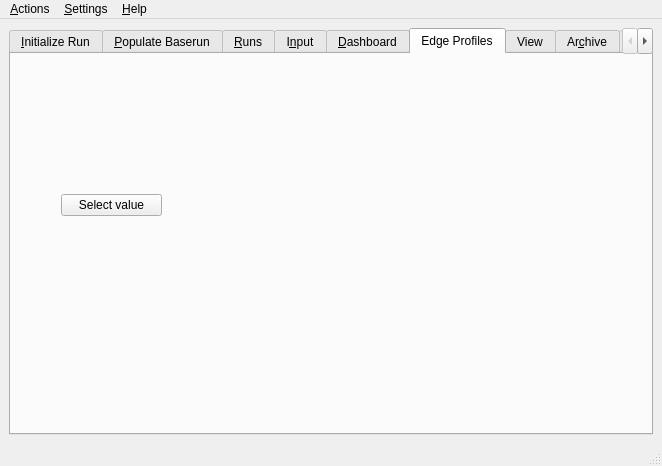
LeCAD-PEG/SOLPS-GUI, file src/gui/solps.ui: the form before one commit.
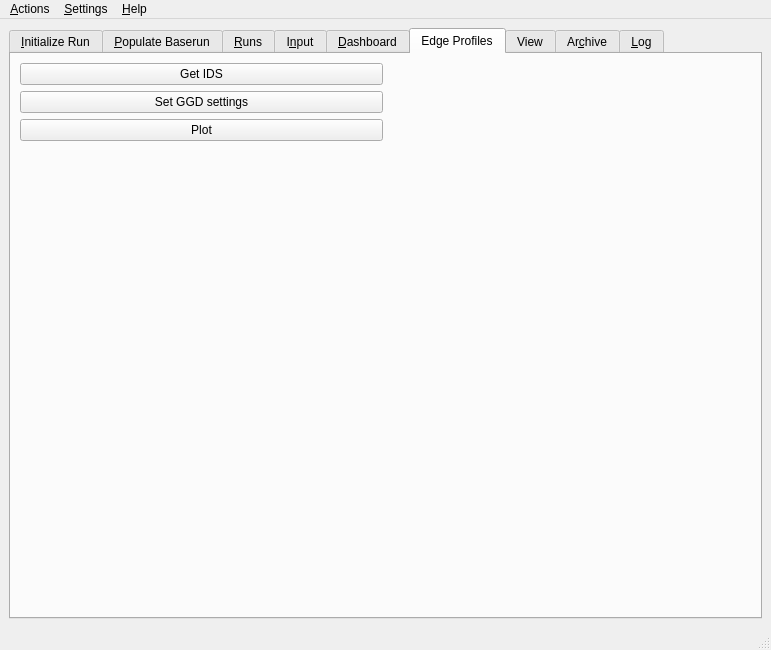
The form after the commit. The open tabs and pages were chosen to show the change. Custom widgets are drawn as their Qt base class.

Commit message: Update the edge porfiles in the GUI interface

What changed in the file:
```diff
--- a/src/gui/solps.ui
+++ b/src/gui/solps.ui
@@ -10,8 +10,8 @@
    <rect>
     <x>0</x>
     <y>0</y>
-    <width>662</width>
-    <height>466</height>
+    <width>771</width>
+    <height>650</height>
    </rect>
   </property>
   <property name="sizePolicy">
@@ -557,41 +557,58 @@
        <attribute name="title">
         <string>Edge Profiles</string>
        </attribute>
-       <widget class="EdgeProfiles" name="edgeprofiles">
-        <property name="geometry">
-         <rect>
-          <x>230</x>
-          <y>20</y>
-          <width>381</width>
-          <height>341</height>
-         </rect>
-        </property>
-        <property name="toolTip">
-         <string>Draws various edge profiles from SOLPS</string>
-        </property>
-        <property name="whatsThis">
-         <string>This actor is part of SOLPS-ITER GUI</string>
-        </property>
-        <property name="pulse" stdset="0">
-         <string notr="true" comment="(shot, run, usename, database, backend)" extracomment="Tuple of IDS parameters">(130012, 2, &quot;public&quot;, &quot;ITER&quot;, 12)</string>
-        </property>
-        <property name="text" stdset="0">
-         <string>EdgeProfiles</string>
-        </property>
-       </widget>
-       <widget class="QPushButton" name="pushButton">
-        <property name="geometry">
-         <rect>
-          <x>50</x>
-          <y>140</y>
-          <width>101</width>
-          <height>22</height>
-         </rect>
-        </property>
-        <property name="text">
-         <string>Select value</string>
-        </property>
-       </widget>
+       <layout class="QGridLayout" name="gridLayout_15">
+        <item row="3" column="0">
+         <spacer name="verticalSpacer">
+          <property name="orientation">
+           <enum>Qt::Vertical</enum>
+          </property>
+          <property name="sizeHint" stdset="0">
+           <size>
+            <width>20</width>
+            <height>40</height>
+           </size>
+          </property>
+         </spacer>
+        </item>
+        <item row="0" column="0">
+         <widget class="QPushButton" name="pushButton_3">
+          <property name="text">
+           <string>Get IDS</string>
+          </property>
+         </widget>
+        </item>
+        <item row="2" column="0">
+         <widget class="QPushButton" name="pushButton_2">
+          <property name="text">
+           <string>Plot</string>
+          </property>
+         </widget>
+        </item>
+        <item row="1" column="0">
+         <widget class="QPushButton" name="pushButton">
+          <property name="text">
+           <string>Set GGD settings</string>
+          </property>
+         </widget>
+        </item>
+        <item row="0" column="1" rowspan="4">
+         <widget class="EdgeProfiles" name="edgeprofiles">
+          <property name="toolTip">
+           <string>Draws various edge profiles from SOLPS</string>
+          </property>
+          <property name="whatsThis">
+           <string>This actor is part of SOLPS-ITER GUI</string>
+          </property>
+          <property name="pulse" stdset="0">
+           <string notr="true" comment="(shot, run, usename, database, backend)" extracomment="Tuple of IDS parameters">(130012, 2, &quot;public&quot;, &quot;ITER&quot;, 12)</string>
+          </property>
+          <property name="text" stdset="0">
+           <string>EdgeProfiles</string>
+          </property>
+         </widget>
+        </item>
+       </layout>
       </widget>
       <widget class="QWidget" name="tab_3">
        <attribute name="title">
@@ -715,7 +732,7 @@
     <rect>
      <x>0</x>
      <y>0</y>
-     <width>662</width>
+     <width>771</width>
      <height>19</height>
     </rect>
    </property>
```
Left out of the diff: 242 changed lines with no effect on the pictures. The commit also changes 3 other files.
